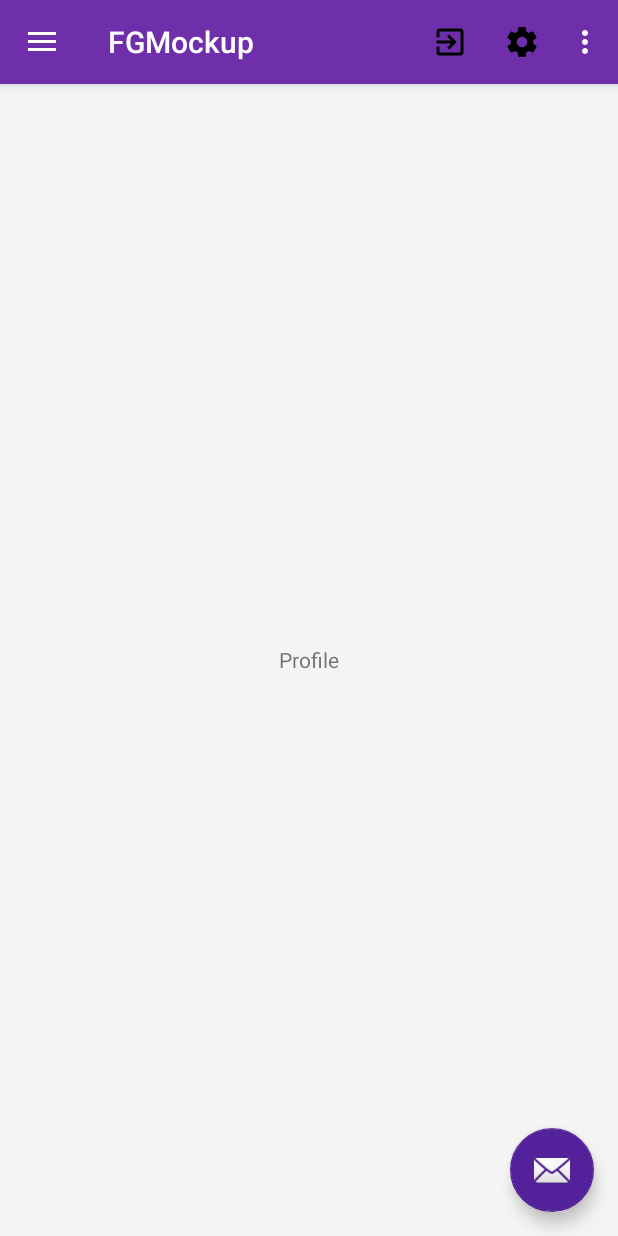
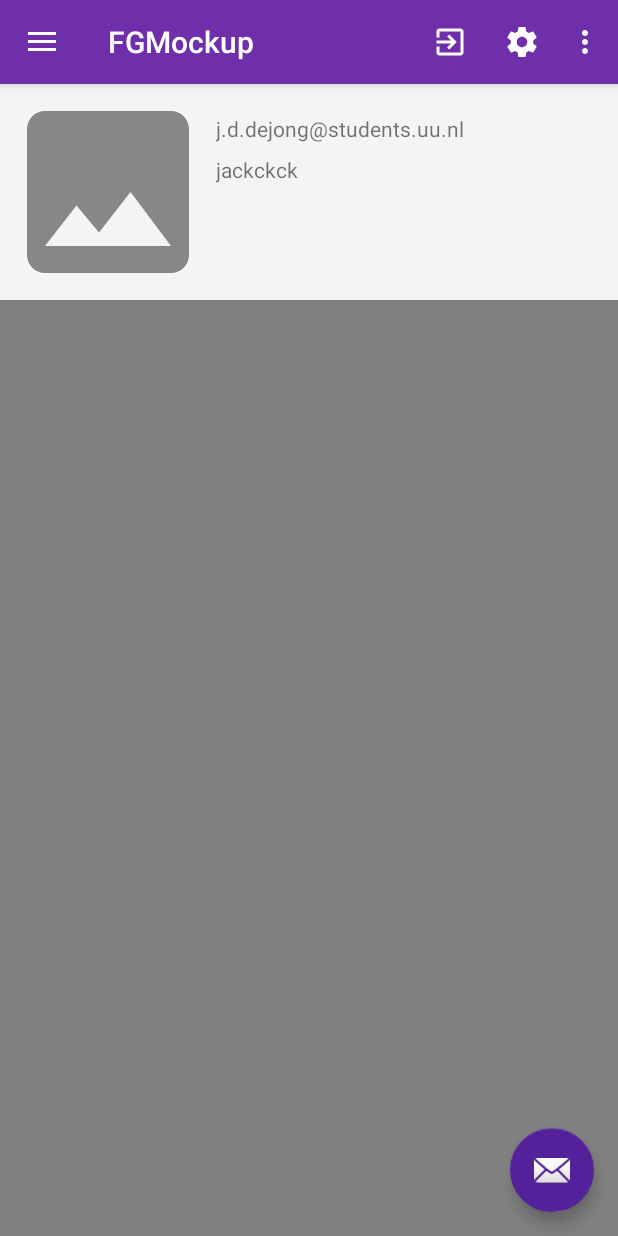
Before and after one commit to jackckck/FGMockupApp, an Android app: the fragment FragServerBrowser placed in its activity, in the options menu, after a tap on "Profile", on a phone screen of 412 x 824 dp. Run offline under Robolectric (Android 15) with nearby library versions, the phone set to English and light mode, and no system bars; our stand-ins replace Volley; network calls fail.

Commit message:
versie van 13 december

```diff
--- a/app/src/main/java/com/fewgamers/fgmockup/FragBase.java
+++ b/app/src/main/java/com/fewgamers/fgmockup/FragBase.java
@@ -6,6 +6,7 @@ import android.content.SharedPreferences;
 import android.graphics.Color;
 import android.os.Bundle;
 import android.support.annotation.Nullable;
+import android.text.Layout;
 import android.view.LayoutInflater;
 import android.view.View;
 import android.view.ViewGroup;
--- a/app/src/main/java/com/fewgamers/fgmockup/FragServerBrowser.java
+++ b/app/src/main/java/com/fewgamers/fgmockup/FragServerBrowser.java
@@ -1,6 +1,7 @@
 package com.fewgamers.fgmockup;
 
 import android.app.Fragment;
+import android.app.ListFragment;
 import android.os.Bundle;
 import android.support.annotation.Nullable;
 import android.view.LayoutInflater;
@@ -8,6 +9,7 @@ import android.view.View;
 import android.view.ViewGroup;
 import android.webkit.WebView;
 import android.webkit.WebViewClient;
+import android.widget.ArrayAdapter;
 import android.widget.TextView;
 
 import com.android.volley.Request;
@@ -16,12 +18,18 @@ import com.android.volley.Response;
 import com.android.volley.VolleyError;
 import com.android.volley.toolbox.StringRequest;
 
+import java.util.ArrayList;
+
 /**
  * Created by Administrator on 12/6/2017.
  */
 
 // hier komt de server browser. momenteel maakt hij al contact met onze server, maar hij levert nog niets zinnigs op
-public class FragServerBrowser extends FragBase {
+public class FragServerBrowser extends ListFragment {
+
+    ArrayList<String> serverList = new ArrayList<String>();
+
+    ArrayAdapter<String> serverAdapter;
 
     @Nullable
     @Override
@@ -31,15 +39,16 @@ public class FragServerBrowser extends FragBase {
 
     @Override
     public void onViewCreated(View view, @Nullable Bundle savedInstanceState) {
-        changeBackGroundColor(getRelativeLayout("serverBrowser"), nightModeCheck());
-
-        super.onViewCreated(view, savedInstanceState);
-
         // hier wordt een nieuwe requestview geïnstantieerd als die nog niet bestaat. als hij wel bestaat wordt de bestaande
         // requestview opgehaald.
         final RequestQueue requestQueue = RequestSingleton.getInstance(getActivity().getApplicationContext()).getRequestQueue();
 
         makeStringRequest(requestQueue, "http://www.fewgamers.com/api.php");
+
+        serverAdapter = new ArrayAdapter<String>(getActivity(), android.R.layout.simple_list_item_1, serverList);
+        setListAdapter(serverAdapter);
+
+        super.onViewCreated(view, savedInstanceState);
     }
 
     private void makeStringRequest(RequestQueue queue, String url) {
--- a/app/src/main/res/drawable/ic_menu_exit.xml
+++ b/app/src/main/res/drawable/ic_menu_exit.xml
@@ -4,6 +4,6 @@
         android:viewportWidth="24.0"
         android:viewportHeight="24.0">
     <path
-        android:fillColor="#FF000000"
+        android:fillColor="#ffffff"
         android:pathData="M10.09,15.59L11.5,17l5,-5 -5,-5 -1.41,1.41L12.67,11H3v2h9.67l-2.58,2.59zM19,3H5c-1.11,0 -2,0.9 -2,2v4h2V5h14v14H5v-4H3v4c0,1.1 0.89,2 2,2h14c1.1,0 2,-0.9 2,-2V5c0,-1.1 -0.9,-2 -2,-2z"/>
 </vector>
--- a/app/src/main/res/drawable/ic_menu_settings.xml
+++ b/app/src/main/res/drawable/ic_menu_settings.xml
@@ -4,6 +4,6 @@
         android:viewportWidth="24.0"
         android:viewportHeight="24.0">
     <path
-        android:fillColor="#FF000000"
+        android:fillColor="#ffffff"
         android:pathData="M19.43,12.98c0.04,-0.32 0.07,-0.64 0.07,-0.98s-0.03,-0.66 -0.07,-0.98l2.11,-1.65c0.19,-0.15 0.24,-0.42 0.12,-0.64l-2,-3.46c-0.12,-0.22 -0.39,-0.3 -0.61,-0.22l-2.49,1c-0.52,-0.4 -1.08,-0.73 -1.69,-0.98l-0.38,-2.65C14.46,2.18 14.25,2 14,2h-4c-0.25,0 -0.46,0.18 -0.49,0.42l-0.38,2.65c-0.61,0.25 -1.17,0.59 -1.69,0.98l-2.49,-1c-0.23,-0.09 -0.49,0 -0.61,0.22l-2,3.46c-0.13,0.22 -0.07,0.49 0.12,0.64l2.11,1.65c-0.04,0.32 -0.07,0.65 -0.07,0.98s0.03,0.66 0.07,0.98l-2.11,1.65c-0.19,0.15 -0.24,0.42 -0.12,0.64l2,3.46c0.12,0.22 0.39,0.3 0.61,0.22l2.49,-1c0.52,0.4 1.08,0.73 1.69,0.98l0.38,2.65c0.03,0.24 0.24,0.42 0.49,0.42h4c0.25,0 0.46,-0.18 0.49,-0.42l0.38,-2.65c0.61,-0.25 1.17,-0.59 1.69,-0.98l2.49,1c0.23,0.09 0.49,0 0.61,-0.22l2,-3.46c0.12,-0.22 0.07,-0.49 -0.12,-0.64l-2.11,-1.65zM12,15.5c-1.93,0 -3.5,-1.57 -3.5,-3.5s1.57,-3.5 3.5,-3.5 3.5,1.57 3.5,3.5 -1.57,3.5 -3.5,3.5z"/>
 </vector>
--- /dev/null
+++ b/app/src/main/res/drawable/ic_profile_placeholder.xml
@@ -0,0 +1,4 @@
+<vector android:height="144dp" android:viewportHeight="24.0"
+    android:viewportWidth="24.0" android:width="144dp" xmlns:android="http://schemas.android.com/apk/res/android">
+    <path android:fillColor="#878787" android:pathData="M21,19V5c0,-1.1 -0.9,-2 -2,-2H5c-1.1,0 -2,0.9 -2,2v14c0,1.1 0.9,2 2,2h14c1.1,0 2,-0.9 2,-2zM8.5,13.5l2.5,3.01L14.5,12l4.5,6H5l3.5,-4.5z"/>
+</vector>
--- a/app/src/main/res/layout/activity_login.xml
+++ b/app/src/main/res/layout/activity_login.xml
@@ -25,7 +25,7 @@
         android:layout_below="@+id/userName"
         android:layout_marginTop="50dp"
         android:ems="10"
-        android:inputType="textPersonName"
+        android:inputType="textPassword"
         android:hint="Password" />
 
     <CheckBox
--- a/app/src/main/res/layout/fragprofile.xml
+++ b/app/src/main/res/layout/fragprofile.xml
@@ -1,15 +1,36 @@
 <?xml version="1.0" encoding="utf-8"?>
-<RelativeLayout
-    xmlns:android="http://schemas.android.com/apk/res/android" android:layout_width="match_parent"
-    android:layout_height="match_parent"
+<ScrollView xmlns:android="http://schemas.android.com/apk/res/android"
+    android:background="@color/nightBackground"
+    android:layout_width="match_parent"
+    android:layout_height="match_parent">
 
-    android:id="@+id/backgroundProfile">
+    <RelativeLayout
+        android:background="@color/background"
+        android:id="@+id/backgroundProfile"
+        android:layout_width="match_parent"
+        android:layout_height="wrap_content">
 
-    <TextView
-        android:id="@+id/textViewProfile"
-        android:layout_width="wrap_content"
-        android:layout_height="wrap_content"
-        android:layout_centerHorizontal="true"
-        android:layout_centerVertical="true"
-        android:text="Profile" />
-</RelativeLayout>
+        <ImageView
+            android:id="@+id/MyAvatar"
+            android:layout_width="wrap_content"
+            android:layout_height="wrap_content"
+            android:src="@drawable/ic_profile_placeholder" />
+
+        <TextView
+            android:id="@+id/MyEmail"
+            android:layout_width="wrap_content"
+            android:layout_height="wrap_content"
+            android:layout_marginTop="20dp"
+            android:layout_toEndOf="@id/MyAvatar"
+            android:text="j.d.dejong@students.uu.nl" />
+
+        <TextView
+            android:id="@+id/MyProfileName"
+            android:layout_width="wrap_content"
+            android:layout_height="wrap_content"
+            android:layout_alignStart="@id/MyEmail"
+            android:layout_below="@id/MyEmail"
+            android:layout_marginTop="8dp"
+            android:text="jackckck" />
+    </RelativeLayout>
+</ScrollView>
--- a/app/src/main/res/menu/main.xml
+++ b/app/src/main/res/menu/main.xml
@@ -20,6 +20,10 @@
         android:title="Settings"
         app:showAsAction="never" />
     <item
+        android:id="@+id/action_logOut"
+        android:title="Log out"
+        app:showAsAction="never" />
+    <item
         android:id="@+id/action_exit1"
         android:title="Exit"
         app:showAsAction="never" />
```
Also changed, not shown: app/src/main/java/com/fewgamers/fgmockup/LoginActivity.java (+7 -17 lines), app/src/main/java/com/fewgamers/fgmockup/MainActivity.java (+20 -7 lines), app/src/main/res/layout/fragserverbrowser.xml (+8 -3 lines).
